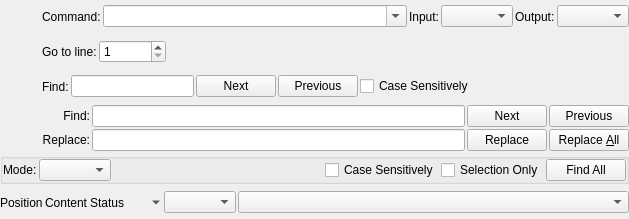
This is resources/ui/codeeditor/status.ui in prymatex/prymatex as Qt 5 draws it before an edit. The edited form follows.
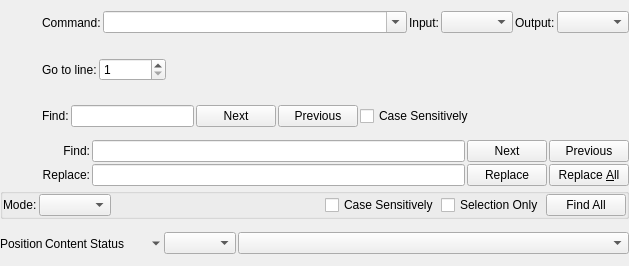
This is the edited form. Icons and pictures are not drawn.

Commit message: label content context menu

The edit to the form file:
```diff
--- a/resources/ui/codeeditor/status.ui
+++ b/resources/ui/codeeditor/status.ui
@@ -7,7 +7,7 @@
     <x>0</x>
     <y>0</y>
     <width>629</width>
-    <height>219</height>
+    <height>266</height>
    </rect>
   </property>
   <property name="windowTitle">
@@ -435,7 +435,7 @@
        <widget class="QLabel" name="labelPosition">
         <property name="maximumSize">
          <size>
-          <width>250</width>
+          <width>300</width>
           <height>16777215</height>
          </size>
         </property>
@@ -448,7 +448,7 @@
        <widget class="QLabel" name="labelContent">
         <property name="maximumSize">
          <size>
-          <width>300</width>
+          <width>350</width>
           <height>16777215</height>
          </size>
         </property>
@@ -461,7 +461,7 @@
        <widget class="QLabel" name="labelStatus">
         <property name="maximumSize">
          <size>
-          <width>80</width>
+          <width>150</width>
           <height>16777215</height>
          </size>
         </property>
```
The commit also changes 4 other files.
